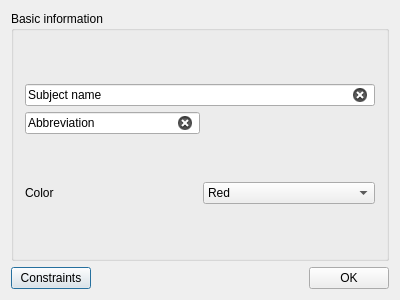
Before: the Qt Designer form Orar/OrarApp/SubjectDialog.ui in alexandrutm/UnivTimetable, drawn with Qt 5.
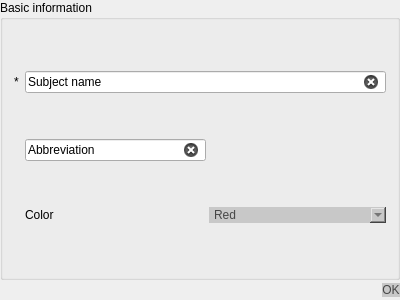
After: the same form once the commit is applied.

```diff
--- a/Orar/OrarApp/SubjectDialog.ui
+++ b/Orar/OrarApp/SubjectDialog.ui
@@ -14,6 +14,21 @@
    <string>SubjectDialog</string>
   </property>
   <layout class="QVBoxLayout" name="verticalLayout_2">
+   <property name="spacing">
+    <number>0</number>
+   </property>
+   <property name="leftMargin">
+    <number>0</number>
+   </property>
+   <property name="topMargin">
+    <number>0</number>
+   </property>
+   <property name="rightMargin">
+    <number>0</number>
+   </property>
+   <property name="bottomMargin">
+    <number>0</number>
+   </property>
    <item>
     <widget class="QGroupBox" name="BasicInfo">
      <property name="title">
@@ -22,9 +37,7 @@
      <layout class="QHBoxLayout" name="horizontalLayout_3">
       <item>
        <layout class="QGridLayout" name="gridLayout">
-        <item row="0" column="0">
-         <layout class="QVBoxLayout" name="verticalLayout">
-          <item>
+        <item row="0" column="1">
            <widget class="QLineEdit" name="Name">
             <property name="enabled">
              <bool>true</bool>
@@ -52,6 +65,8 @@
             </property>
            </widget>
           </item>
+        <item row="1" column="1">
+         <layout class="QVBoxLayout" name="verticalLayout">
           <item>
            <layout class="QHBoxLayout" name="horizontalLayout_2">
             <item>
@@ -81,7 +96,14 @@
           </item>
          </layout>
         </item>
-        <item row="1" column="0">
+        <item row="0" column="0">
+         <widget class="QLabel" name="label_4">
+          <property name="text">
+           <string>*</string>
+          </property>
+         </widget>
+        </item>
+        <item row="2" column="1">
          <layout class="QHBoxLayout" name="horizontalLayout">
           <item>
            <widget class="QLabel" name="label">
@@ -92,6 +114,18 @@
           </item>
           <item>
            <widget class="QComboBox" name="Color">
+            <property name="styleSheet">
+             <string notr="true">QComboBox{
+	font: 75 11pt &quot;Times New Roman&quot;;
+	color: rgb(70, 70, 70);
+	background-color: rgb(200, 200, 200);
+	border: 0px solid;
+}
+
+QComboBox:hover {
+	background-color: rgb(231, 231, 231);
+}</string>
+            </property>
             <item>
              <property name="text">
               <string>Red</string>
@@ -123,13 +157,6 @@
    </item>
    <item>
     <layout class="QHBoxLayout" name="horizontalLayout_4">
-     <item>
-      <widget class="QPushButton" name="pushButton">
-       <property name="text">
-        <string>Constraints</string>
-       </property>
-      </widget>
-     </item>
      <item>
       <spacer name="horizontalSpacer_2">
        <property name="orientation">
@@ -145,6 +172,18 @@
      </item>
      <item>
       <widget class="QPushButton" name="OkButtonAddSubject">
+       <property name="styleSheet">
+        <string notr="true">QPushButton{
+	font: 75 11pt &quot;Times New Roman&quot;;
+	color: rgb(70, 70, 70);
+	background-color: rgb(200, 200, 200);
+	border: 0px solid;
+}
+
+QPushButton:hover {
+	background-color: rgb(231, 231, 231);
+}</string>
+       </property>
        <property name="text">
         <string>OK</string>
        </property>
```
Lines whose indentation alone changed are shown as unchanged.
